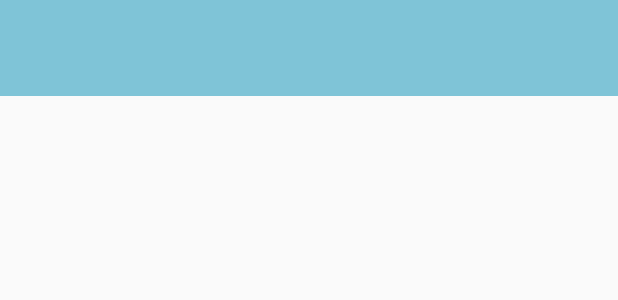
After one commit to carlosmonzon/EasyRoom, an Android app: the layout layout_room_item.xml on its own in the app's theme, with its tools: preview values and no code run, on a phone screen of 412 x 824 dp. The commit adds this screen. Shown: the top 300 px of the screen. Run offline under Robolectric (Android 15) with nearby library versions, the phone set to English and light mode, and no system bars.

```diff
--- a/Android/EasyRoom/app/src/main/java/com/belatrix/easyroom/ui/fragments/AvailableRoomsFragment.java
+++ b/Android/EasyRoom/app/src/main/java/com/belatrix/easyroom/ui/fragments/AvailableRoomsFragment.java
@@ -17,7 +17,6 @@ import java.util.List;
 
 public class AvailableRoomsFragment extends BaseFragment {
 
-    private List<Room> mAvailableRooms;
     private ViewPager mViewPager;
     private AvailableRoomsPagerAdapter mAdapter;
 
--- a/Android/EasyRoom/app/src/main/res/layout/fragment_available_room_item.xml
+++ b/Android/EasyRoom/app/src/main/res/layout/fragment_available_room_item.xml
@@ -1,7 +1,8 @@
 <FrameLayout xmlns:android="http://schemas.android.com/apk/res/android"
              xmlns:tools="http://schemas.android.com/tools"
              android:layout_width="match_parent"
-             android:layout_height="@dimen/available_room_item"
+             android:layout_height="match_parent"
+             android:background="@color/action_bar_blue"
              tools:context="com.belatrix.easyroom.ui.fragments.AvailableRoomItemFragment">
 
     <TextView
--- /dev/null
+++ b/Android/EasyRoom/app/src/main/res/layout/layout_room_item.xml
@@ -0,0 +1,14 @@
+<?xml version="1.0" encoding="utf-8"?>
+<LinearLayout xmlns:android="http://schemas.android.com/apk/res/android"
+              android:orientation="horizontal"
+              android:layout_width="match_parent"
+              android:layout_height="?android:listPreferredItemHeight"
+    android:background="@color/light_blue">
+
+    <TextView
+        android:id="@+id/tv_room_name"
+        android:layout_width="wrap_content"
+        android:layout_height="wrap_content"
+        android:layout_gravity="center_vertical"/>
+
+</LinearLayout>
--- a/Android/EasyRoom/app/src/main/res/values/dimens.xml
+++ b/Android/EasyRoom/app/src/main/res/values/dimens.xml
@@ -2,5 +2,6 @@
     <!-- Default screen margins, per the Android Design guidelines. -->
     <dimen name="activity_horizontal_margin">16dp</dimen>
     <dimen name="activity_vertical_margin">16dp</dimen>
-    <dimen name="available_room_item">200dp</dimen>
+    <dimen name="available_room_pager">200dp</dimen>
+    <dimen name="list_room_item">?android:listPreferredItemHeight</dimen>
 </resources>
```
Also changed, not shown: Android/EasyRoom/app/src/main/java/com/belatrix/easyroom/MainActivity.java (+29 -5 lines), Android/EasyRoom/app/src/main/java/com/belatrix/easyroom/adapter/RoomsAdapter.java (added, +54 -0 lines), Android/EasyRoom/app/src/main/res/layout/activity_main.xml (+19 -6 lines), Android/EasyRoom/app/src/main/res/layout/fragment_available_rooms.xml (+1 -7 lines).
